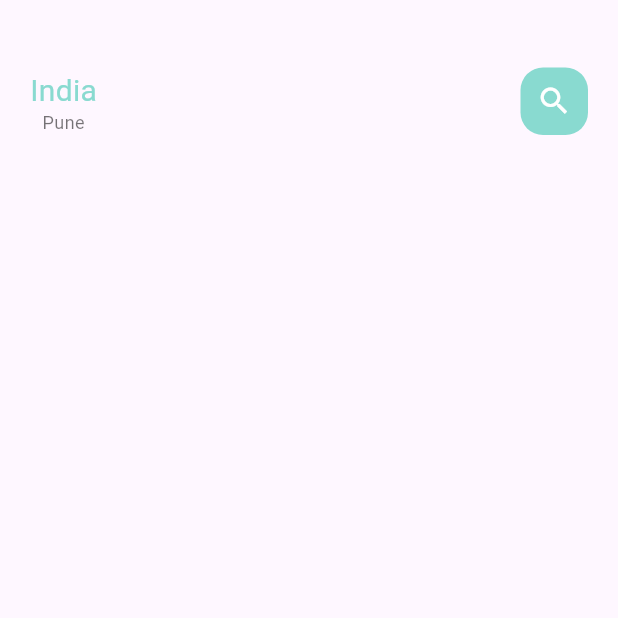
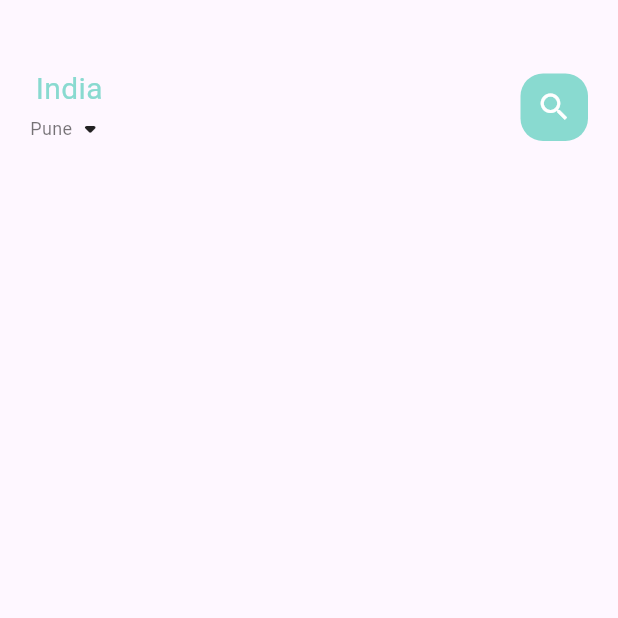
Before and after one commit to AkshayAshokCode/FoodDelivery, a Flutter app: the screen it shows after launch, on a phone screen of 412 x 824 dp, the top half of it. Run offline on Flutter 3.47's test engine with Material 3 defaults, Android fonts, the phone set to English and light mode, and no system bars.

Commit message:
add icon

```diff
--- a/lib/home/main_food_page.dart
+++ b/lib/home/main_food_page.dart
@@ -27,7 +27,13 @@ class _MainFoodPageState extends State<MainFoodPage> {
                      Column(
                        children: [
                          BigText(text: "India", color: AppColors.mainColor),
-                         SmallText(text: "Pune",  color: Colors.black54)
+                         Row(
+                           children: [
+                             SmallText(text: "Pune",  color: Colors.black54),
+                             Icon(Icons.arrow_drop_down_rounded)
+                           ],
+                         )
+
                        ],
                      ),
                      Center(
```
Also changed, not shown: lib/home/food_page_body.dart (added, +29 -0 lines).
